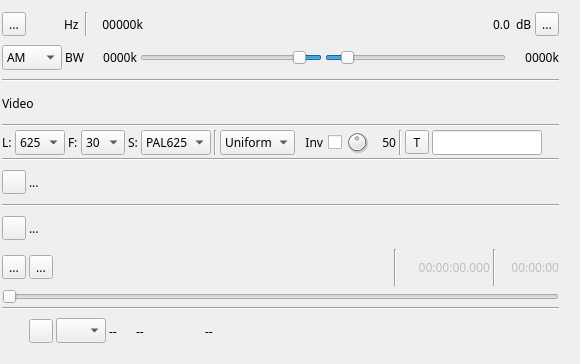
First picture: the form in plugins/channeltx/modatv/atvmodgui.ui, repository f4exb/sdrangel, before the edit.
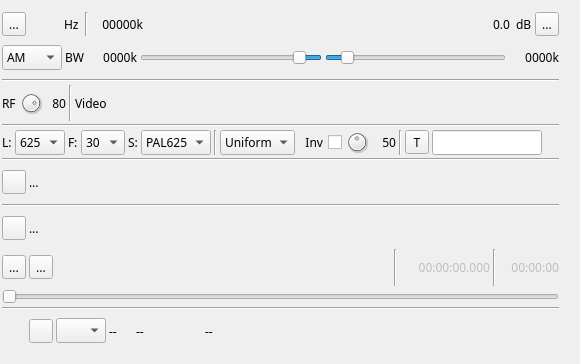
Second picture: the form after the edit. Icons and pictures are not drawn. Custom widgets are drawn as their Qt base class.

Diff of the .ui file:
```diff
--- a/plugins/channeltx/modatv/atvmodgui.ui
+++ b/plugins/channeltx/modatv/atvmodgui.ui
@@ -347,6 +347,55 @@
     </item>
     <item>
      <layout class="QHBoxLayout" name="volumeLayout">
+      <item>
+       <widget class="QLabel" name="rfScalingLabel">
+        <property name="text">
+         <string>RF</string>
+        </property>
+       </widget>
+      </item>
+      <item>
+       <widget class="QDial" name="rfScaling">
+        <property name="maximumSize">
+         <size>
+          <width>24</width>
+          <height>24</height>
+         </size>
+        </property>
+        <property name="maximum">
+         <number>100</number>
+        </property>
+        <property name="pageStep">
+         <number>1</number>
+        </property>
+        <property name="value">
+         <number>80</number>
+        </property>
+       </widget>
+      </item>
+      <item>
+       <widget class="QLabel" name="rfScalingText">
+        <property name="minimumSize">
+         <size>
+          <width>20</width>
+          <height>0</height>
+         </size>
+        </property>
+        <property name="text">
+         <string>80</string>
+        </property>
+        <property name="alignment">
+         <set>Qt::AlignRight|Qt::AlignTrailing|Qt::AlignVCenter</set>
+        </property>
+       </widget>
+      </item>
+      <item>
+       <widget class="Line" name="line_9">
+        <property name="orientation">
+         <enum>Qt::Vertical</enum>
+        </property>
+       </widget>
+      </item>
       <item>
        <widget class="QLabel" name="volLabel">
         <property name="text">
```
